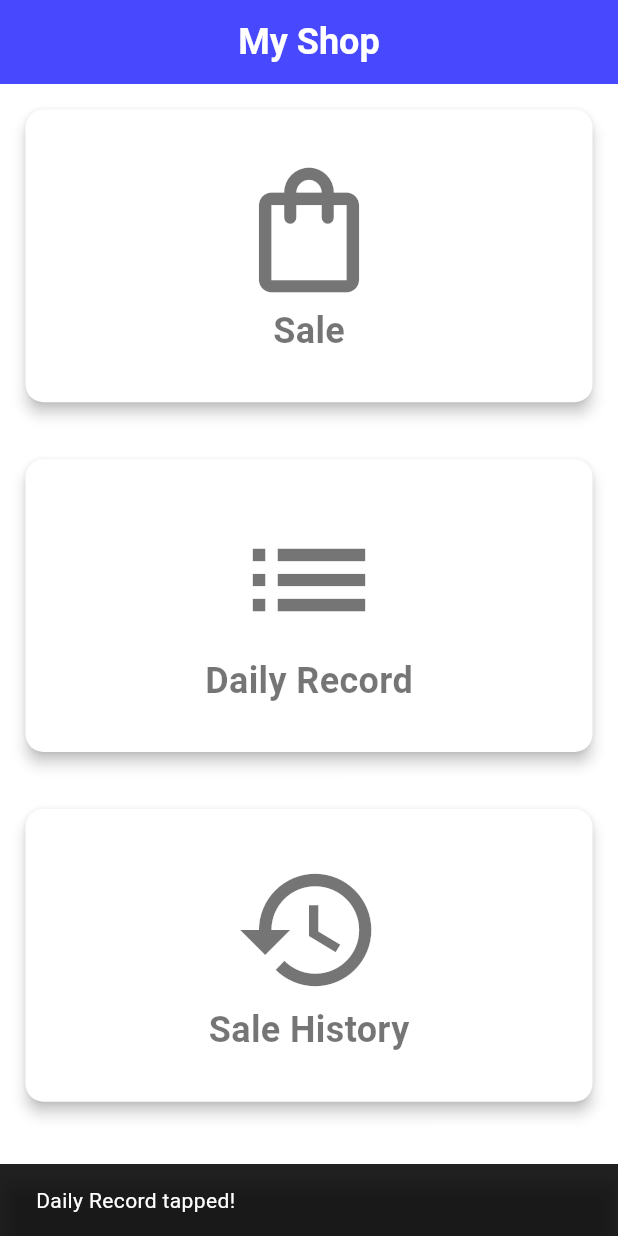
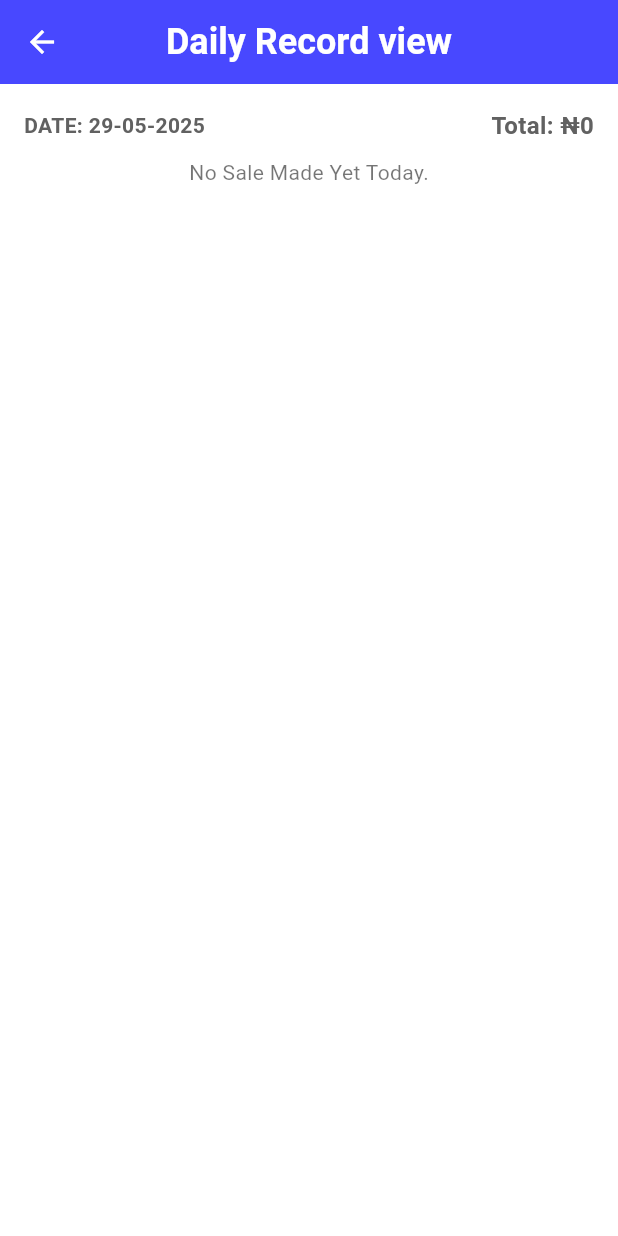
Before and after one commit to sumanc99/my_shop, a Flutter app: the screen it shows after launch, after a tap on "Daily Record", on a phone screen of 412 x 824 dp. Run offline on Flutter 3.47's test engine with Material 3 defaults, Android fonts, the phone set to English and light mode, and no system bars; our stand-ins replace hive, hive_flutter; accounts and stored records are empty.

Commit message:
done with localstorage and sale screen, sale receipt,daily record and sale history

```diff
--- a/lib/main.dart
+++ b/lib/main.dart
@@ -1,8 +1,36 @@
 import 'package:flutter/material.dart';
 import 'package:my_shop/screens/home_screen.dart';
 import 'package:my_shop/theme/app_theme.dart';
-void main() {
-  runApp(const MyApp());
+
+// hive and provider
+ // importing why to access hive
+  import 'package:hive_flutter/hive_flutter.dart';
+  import 'package:provider/provider.dart';
+  // the structure and adapter for my data model
+  import 'package:my_shop/models/sale.dart';
+  // // the provider for my data model
+  import 'package:my_shop/providers/sale_provider.dart';
+
+void main() async {
+  // let make sure the flutter engine is ready
+  WidgetsFlutterBinding.ensureInitialized();
+   try {
+      await Hive.initFlutter();
+      Hive.registerAdapter(SaleAdapter());
+      await Hive.openBox<Sale>('sales');
+    } catch (e) {
+      // print('Error initializing Hive: $e');
+    }
+  runApp(
+      MultiProvider(
+        providers:[
+          ChangeNotifierProvider(create: (_) => SalesProvider()),
+        ],
+        child: const MyApp(),
+      ),
+
+    // const MyApp()
+  );
 }
 
 class MyApp extends StatelessWidget {
--- /dev/null
+++ b/lib/models/sale.dart
@@ -0,0 +1,27 @@
+import 'package:hive/hive.dart';
+
+part "sale.g.dart";
+
+@HiveType(typeId: 0)
+class Sale extends HiveObject{
+  // the model constructure
+  Sale({
+    required this.product,
+    required this.amount,
+    required this.date,
+  });
+
+  @HiveField(0)
+  String product;
+
+  @HiveField(1)
+  double amount;
+
+  @HiveField(2)
+  DateTime date;
+
+  // @HiveField(3)
+  // String time;
+
+
+}
--- /dev/null
+++ b/lib/providers/sale_provider.dart
@@ -0,0 +1,61 @@
+import 'package:flutter/material.dart';
+import 'package:hive/hive.dart';
+import 'package:my_shop/models/sale.dart';
+
+class SalesProvider extends ChangeNotifier {
+
+  final Box<Sale> _salesBox = Hive.box<Sale>('sales');
+
+  List<Sale> get sales => _salesBox.values.toList();
+
+// get the sales for a particular date
+List<Sale> getSalesForDay(DateTime day) {
+  return sales.where((sale) =>
+      sale.date.year == day.year &&
+      sale.date.month == day.month &&
+      sale.date.day == day.day
+  ).toList();
+}
+
+// select data for a particular day
+Future<List<Sale>> getSalesForDate(DateTime date) async {
+
+  return sales.where((sale) =>
+    sale.date.year == date.year &&
+    sale.date.month == date.month &&
+    sale.date.day == date.day
+  ).toList();
+}
+
+
+// void debugPrintSales() {
+//   final allSales = _salesBox.values.toList();
+//   for (var sale in allSales) {
+//     print('Product: ${sale.product}, Amount: ${sale.amount}, Date: ${sale.date}');
+//   }
+// }
+
+
+  // add single sale object
+  void addSale(Sale sale) async{
+    await _salesBox.add(sale);
+    notifyListeners();
+  }
+
+  Future<void> addSales(Map<dynamic, Sale>  sales) async{
+    await _salesBox.putAll(sales);
+    notifyListeners();
+  }
+
+  void deleteSale(int index) async{
+    await _salesBox.deleteAt(index);
+    notifyListeners();
+  }
+
+
+  Future<void> clearSales() async {
+  await _salesBox.clear();
+    notifyListeners();
+  }
+
+}
--- /dev/null
+++ b/lib/screens/dailyRecord_screen.dart
@@ -0,0 +1,153 @@
+import 'package:flutter/material.dart';
+import 'package:intl/intl.dart'; // For date formatting
+
+// hive and provider
+  // importing the provider package
+  import 'package:provider/provider.dart';
+  // the structure and adapter for my data model
+  // import 'package:my_shop/models/sale.dart';
+  // // the provider for my data model
+  import 'package:my_shop/providers/sale_provider.dart';
+
+class DailyRecordView extends StatefulWidget {
+  final DateTime selectedDate; // To display records for a specific date
+
+  const DailyRecordView({super.key, required this.selectedDate});
+
+  @override
+  State<DailyRecordView> createState() => _DailyRecordViewState();
+}
+
+class _DailyRecordViewState extends State<DailyRecordView> {
+
+
+
+
+
+
+
+  @override
+  Widget build(BuildContext context) {
+    final dateFormat = DateFormat('dd-MM-yyyy'); // For displaying the date
+    final salesRecords = context.watch<SalesProvider>().getSalesForDay(widget.selectedDate);
+      //Get the current locale from context for money format
+    final String currentLocale = Localizations.localeOf(context).toString();
+    final NumberFormat decimalFormatter = NumberFormat.decimalPattern(currentLocale);
+    // decimalFormatter.format(sale.amount)
+
+    double calculateTotalAmount() {
+      return salesRecords.fold(0.0, (sum, item) => sum + item.amount);
+    }
+
+    return Scaffold(
+      appBar: AppBar(
+        title: const Text('Daily Record view'),
+        leading: IconButton( // Back button (similar to the arrow in the sketch)
+          icon: const Icon(Icons.arrow_back),
+          onPressed: () {
+            Navigator.of(context).pop(); // Go back to the previous screen
+          },
+        ),
+      ),
+      body: SingleChildScrollView(
+        padding: const EdgeInsets.all(16.0),
+        child: Column(
+          crossAxisAlignment: CrossAxisAlignment.start, // Align content to the left
+           children: [
+          // DATE
+            Row(
+              mainAxisAlignment: MainAxisAlignment.spaceBetween,
+              children: [
+                Text(
+                  'DATE: ${dateFormat.format(widget.selectedDate)}',
+                  style: TextStyle(
+                    fontSize: 14,
+                    fontWeight: FontWeight.bold,
+                    color: Colors.grey[700],
+                  ),
+                ),
+                Text(
+                  'Total: ₦${decimalFormatter.format(calculateTotalAmount())}',
+                  style: TextStyle(
+                    fontSize: 16,
+                    fontWeight: FontWeight.bold,
+                    color: Colors.grey[700],
+                  ),
+                ),
+              ],
+            ),
+            const SizedBox(height: 10),
+
+          // Day record
+          if(salesRecords.isEmpty)
+          const Center(child: Text('No Sale Made Yet Today.'))
+            else
+              ListView.builder(
+                reverse: true,
+                shrinkWrap: true, //Prevents height overflow
+                physics: const NeverScrollableScrollPhysics(), // ✅ Avoid nested scrolling
+                itemCount: salesRecords.length,
+                itemBuilder: (context, index) {
+                  final sale = salesRecords[index];
+                  return Card(
+                      shape: RoundedRectangleBorder(
+                        borderRadius: BorderRadius.zero, // This removes the radius
+                      ),
+                      elevation: 0.1,
+                    margin: const EdgeInsets.symmetric(vertical: 4.0),
+                    child: Padding(
+                      padding: const EdgeInsets.all(8.0),
+                      child: Row(
+                        mainAxisAlignment: MainAxisAlignment.spaceBetween,
+                        children: [
+                          Text(
+                            sale.product,
+                            style: const TextStyle(fontSize: 18),
+                          ),
+                          Text(
+                            '₦${decimalFormatter.format(sale.amount)}',
+                            style: const TextStyle(fontSize: 18, fontWeight: FontWeight.bold),
+                          ),
+                        ],
+                      ),
+                    ),
+                  );
+                },
+              ),
+
+            const SizedBox(height: 10),
+
+
+            // close button section
+          // Center(
+          //     child: SizedBox(
+          //       width: MediaQuery.of(context).size.width * 0.7,
+          //       child: ElevatedButton(
+          //         onPressed: () {
+          //           Navigator.popUntil(context, (route) => route.isFirst);
+          //         },
+          //         style: ElevatedButton.styleFrom(
+          //           padding: const EdgeInsets.symmetric(vertical: 15),
+          //           shape: RoundedRectangleBorder(
+          //             borderRadius: BorderRadius.circular(30.0),
+          //           ),
+          //           backgroundColor: Theme.of(context).primaryColor,
+          //           foregroundColor: Colors.white,
+          //         ),
+          //         child: const Text(
+          //           'Close',
+          //           style: TextStyle(fontSize: 18),
+          //         ),
+          //       ),
+          //     ),
+          //   ),
+
+           ],
+        )
+      ),
+
+
+
+    );
+  }
+}
--- a/lib/screens/home_screen.dart
+++ b/lib/screens/home_screen.dart
@@ -1,7 +1,9 @@
 // lib/screens/home_page.dart (or wherever MyHomePage is)
 import 'package:flutter/material.dart';
+import 'package:my_shop/screens/saleHistory_screen.dart';
 import "package:my_shop/widgets/SectionCard.dart";
 import 'package:my_shop/screens/sale_screen.dart';
+import 'package:my_shop/screens/dailyRecord_screen.dart';
 
 class MyHomePage extends StatefulWidget {
   const MyHomePage({super.key, required this.title});
@@ -45,8 +47,10 @@
               icon: Icons.list,
               text: "Daily Record",
               onTap: () {
-                ScaffoldMessenger.of(context).showSnackBar(
-                  const SnackBar(content: Text('Daily Record tapped!')),
+                final date = DateTime.now();
+                Navigator.push(
+                  context,
+                  MaterialPageRoute(builder: (_) => DailyRecordView(selectedDate: date,)),
                 );
               },
             ),
@@ -55,8 +59,9 @@
               icon: Icons.history,
               text: "Sale History",
               onTap: () {
-                ScaffoldMessenger.of(context).showSnackBar(
-                  const SnackBar(content: Text('Sale History tapped!')),
+               Navigator.push(
+                  context,
+                  MaterialPageRoute(builder: (_) => SaleHistoryView()),
                 );
               },
             ),
--- a/lib/utils/input_parser.dart
+++ b/lib/utils/input_parser.dart
@@ -78,12 +78,12 @@
     if (item != null && priceStr != null) {
       // hold the values of price and qunatity
        final double price = double.parse(priceStr);
-       double quantity = 1; // default
+       int quantity = 1; // default
 
       // check if quantity is not empty
       if (quantityStr != null) {
         // assing the value if not empty
-        final double qtyParsed = double.parse(quantityStr);
+        final int qtyParsed = int.parse(quantityStr);
         // swap if quantity was probably mistaken for price
         if (qtyParsed > price) {
           // return a full map if all 3 are present
```
Also changed, not shown: lib/screens/saleHistory_screen.dart (added, +74 -0 lines), lib/screens/sale_screen.dart (+89 -3 lines), lib/screens/salesReceipt_screen.dart (added, +144 -0 lines), pubspec.yaml (+6 -1 lines), lib/models/sale.g.dart (added), pubspec.lock, 2 other files.
